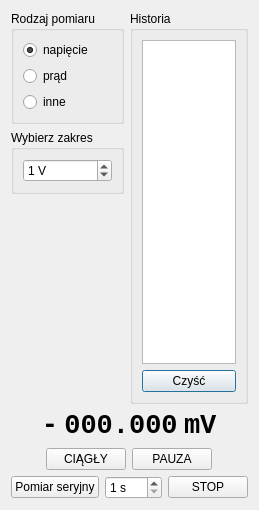
sloik255/python-mgr, file source/ui/meas.ui: the form before one commit.
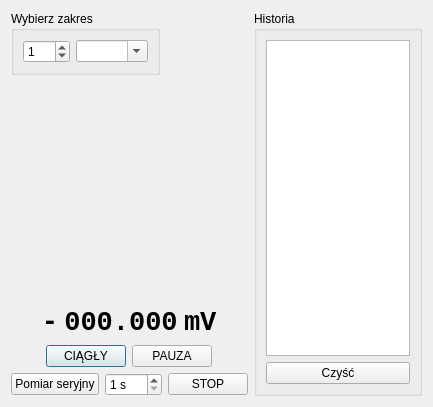
The form after the commit.

```diff
--- a/source/ui/meas.ui
+++ b/source/ui/meas.ui
@@ -6,8 +6,8 @@
    <rect>
     <x>0</x>
     <y>0</y>
-    <width>249</width>
-    <height>510</height>
+    <width>433</width>
+    <height>407</height>
    </rect>
   </property>
   <property name="sizePolicy">
@@ -25,151 +25,23 @@
   <property name="windowTitle">
    <string>Dialog</string>
   </property>
-  <layout class="QGridLayout" name="gridLayout_2">
-   <item row="0" column="1" rowspan="3">
-    <widget class="QGroupBox" name="groupBox_3">
-     <property name="title">
-      <string>Historia</string>
-     </property>
-     <layout class="QVBoxLayout" name="verticalLayout_2">
-      <item>
-       <widget class="QPlainTextEdit" name="plainTextEdit"/>
-      </item>
-      <item>
-       <widget class="QPushButton" name="pb_czysc">
-        <property name="text">
-         <string>Czyść</string>
-        </property>
-       </widget>
-      </item>
-     </layout>
-    </widget>
-   </item>
-   <item row="1" column="0">
-    <widget class="QGroupBox" name="groupBox_2">
-     <property name="title">
-      <string>Wybierz zakres</string>
-     </property>
      <layout class="QGridLayout" name="gridLayout">
-      <item row="0" column="0">
-       <widget class="QSpinBox" name="spinBox">
-        <property name="suffix">
-         <string> V</string>
-        </property>
-        <property name="maximum">
-         <number>900</number>
-        </property>
-        <property name="value">
-         <number>1</number>
-        </property>
-       </widget>
-      </item>
-     </layout>
-    </widget>
-   </item>
-   <item row="0" column="0">
-    <widget class="QGroupBox" name="groupBox">
-     <property name="title">
-      <string>Rodzaj pomiaru</string>
-     </property>
+   <item row="1" column="0">
+    <spacer name="verticalSpacer">
+     <property name="orientation">
+      <enum>Qt::Vertical</enum>
+     </property>
+     <property name="sizeHint" stdset="0">
+      <size>
+       <width>20</width>
+       <height>5</height>
+      </size>
+     </property>
+    </spacer>
+   </item>
+   <item row="2" column="0" colspan="2">
      <layout class="QVBoxLayout" name="verticalLayout">
       <item>
-       <widget class="QRadioButton" name="radioButton">
-        <property name="text">
-         <string>napięcie</string>
-        </property>
-        <property name="checked">
-         <bool>true</bool>
-        </property>
-       </widget>
-      </item>
-      <item>
-       <widget class="QRadioButton" name="radioButton_2">
-        <property name="text">
-         <string>prąd</string>
-        </property>
-       </widget>
-      </item>
-      <item>
-       <widget class="QRadioButton" name="radioButton_3">
-        <property name="text">
-         <string>inne</string>
-        </property>
-       </widget>
-      </item>
-     </layout>
-    </widget>
-   </item>
-   <item row="8" column="0" colspan="2">
-    <layout class="QHBoxLayout" name="horizontalLayout_3">
-     <item>
-      <spacer name="horizontalSpacer_5">
-       <property name="orientation">
-        <enum>Qt::Horizontal</enum>
-       </property>
-       <property name="sizeHint" stdset="0">
-        <size>
-         <width>40</width>
-         <height>20</height>
-        </size>
-       </property>
-      </spacer>
-     </item>
-     <item>
-      <widget class="QPushButton" name="pb_series_start">
-       <property name="sizePolicy">
-        <sizepolicy hsizetype="Fixed" vsizetype="Fixed">
-         <horstretch>0</horstretch>
-         <verstretch>0</verstretch>
-        </sizepolicy>
-       </property>
-       <property name="text">
-        <string>Pomiar seryjny</string>
-       </property>
-      </widget>
-     </item>
-     <item>
-      <widget class="QSpinBox" name="sb_interval">
-       <property name="suffix">
-        <string> s</string>
-       </property>
-       <property name="minimum">
-        <number>1</number>
-       </property>
-       <property name="maximum">
-        <number>150</number>
-       </property>
-       <property name="value">
-        <number>1</number>
-       </property>
-      </widget>
-     </item>
-     <item>
-      <widget class="QPushButton" name="pb_series_stop">
-       <property name="text">
-        <string>STOP</string>
-       </property>
-      </widget>
-     </item>
-     <item>
-      <spacer name="horizontalSpacer_6">
-       <property name="orientation">
-        <enum>Qt::Horizontal</enum>
-       </property>
-       <property name="sizeHint" stdset="0">
-        <size>
-         <width>40</width>
-         <height>20</height>
-        </size>
-       </property>
-      </spacer>
-     </item>
-    </layout>
-   </item>
-   <item row="4" column="0" colspan="2">
-    <layout class="QHBoxLayout" name="horizontalLayout_4"/>
-   </item>
-   <item row="5" column="0" colspan="2">
     <layout class="QHBoxLayout" name="horizontalLayout">
      <item>
       <spacer name="horizontalSpacer_10">
@@ -185,7 +57,13 @@
       </spacer>
      </item>
      <item>
-      <widget class="QLabel" name="label_3">
+        <widget class="QLabel" name="sign_label">
+         <property name="sizePolicy">
+          <sizepolicy hsizetype="Fixed" vsizetype="Fixed">
+           <horstretch>0</horstretch>
+           <verstretch>0</verstretch>
+          </sizepolicy>
+         </property>
        <property name="font">
         <font>
          <family>Courier New</family>
@@ -203,7 +81,13 @@
       </widget>
      </item>
      <item>
-      <widget class="QLabel" name="label">
+        <widget class="QLabel" name="value_label">
+         <property name="sizePolicy">
+          <sizepolicy hsizetype="Fixed" vsizetype="Fixed">
+           <horstretch>0</horstretch>
+           <verstretch>0</verstretch>
+          </sizepolicy>
+         </property>
        <property name="font">
         <font>
          <family>Courier New</family>
@@ -221,7 +105,13 @@
       </widget>
      </item>
      <item>
-      <widget class="QLabel" name="label_2">
+        <widget class="QLabel" name="unit_label">
+         <property name="sizePolicy">
+          <sizepolicy hsizetype="Fixed" vsizetype="Fixed">
+           <horstretch>0</horstretch>
+           <verstretch>0</verstretch>
+          </sizepolicy>
+         </property>
        <property name="font">
         <font>
          <family>Courier New</family>
@@ -253,20 +143,7 @@
      </item>
     </layout>
    </item>
-   <item row="2" column="0">
-    <spacer name="verticalSpacer">
-     <property name="orientation">
-      <enum>Qt::Vertical</enum>
-     </property>
-     <property name="sizeHint" stdset="0">
-      <size>
-       <width>20</width>
-       <height>5</height>
-      </size>
-     </property>
-    </spacer>
-   </item>
-   <item row="7" column="0" colspan="2">
+     <item>
     <layout class="QHBoxLayout" name="horizontalLayout_2">
      <item>
       <spacer name="horizontalSpacer">
@@ -309,6 +186,141 @@
       </spacer>
      </item>
     </layout>
+     </item>
+     <item>
+      <layout class="QHBoxLayout" name="horizontalLayout_3">
+       <item>
+        <spacer name="horizontalSpacer_5">
+         <property name="orientation">
+          <enum>Qt::Horizontal</enum>
+         </property>
+         <property name="sizeHint" stdset="0">
+          <size>
+           <width>40</width>
+           <height>20</height>
+          </size>
+         </property>
+        </spacer>
+       </item>
+       <item>
+        <widget class="QPushButton" name="pb_series_start">
+         <property name="sizePolicy">
+          <sizepolicy hsizetype="Fixed" vsizetype="Fixed">
+           <horstretch>0</horstretch>
+           <verstretch>0</verstretch>
+          </sizepolicy>
+         </property>
+         <property name="text">
+          <string>Pomiar seryjny</string>
+         </property>
+        </widget>
+       </item>
+       <item>
+        <widget class="QSpinBox" name="sb_interval">
+         <property name="suffix">
+          <string> s</string>
+         </property>
+         <property name="minimum">
+          <number>1</number>
+         </property>
+         <property name="maximum">
+          <number>150</number>
+         </property>
+         <property name="value">
+          <number>1</number>
+         </property>
+        </widget>
+       </item>
+       <item>
+        <widget class="QPushButton" name="pb_series_stop">
+         <property name="text">
+          <string>STOP</string>
+         </property>
+        </widget>
+       </item>
+       <item>
+        <spacer name="horizontalSpacer_6">
+         <property name="orientation">
+          <enum>Qt::Horizontal</enum>
+         </property>
+         <property name="sizeHint" stdset="0">
+          <size>
+           <width>40</width>
+           <height>20</height>
+          </size>
+         </property>
+        </spacer>
+       </item>
+      </layout>
+     </item>
+    </layout>
+   </item>
+   <item row="0" column="2" rowspan="3">
+    <widget class="QGroupBox" name="groupBox_3">
+     <property name="title">
+      <string>Historia</string>
+     </property>
+     <layout class="QVBoxLayout" name="verticalLayout_2">
+      <item>
+       <widget class="QPlainTextEdit" name="plainTextEdit"/>
+      </item>
+      <item>
+       <widget class="QPushButton" name="pb_czysc">
+        <property name="text">
+         <string>Czyść</string>
+        </property>
+       </widget>
+      </item>
+     </layout>
+    </widget>
+   </item>
+   <item row="0" column="1">
+    <spacer name="horizontalSpacer_3">
+     <property name="orientation">
+      <enum>Qt::Horizontal</enum>
+     </property>
+     <property name="sizeHint" stdset="0">
+      <size>
+       <width>115</width>
+       <height>20</height>
+      </size>
+     </property>
+    </spacer>
+   </item>
+   <item row="0" column="0">
+    <widget class="QGroupBox" name="groupBox_2">
+     <property name="title">
+      <string>Wybierz zakres</string>
+     </property>
+     <layout class="QHBoxLayout" name="horizontalLayout_5">
+      <item>
+       <widget class="QSpinBox" name="range_spinBox">
+        <property name="suffix">
+         <string/>
+        </property>
+        <property name="maximum">
+         <number>900</number>
+        </property>
+        <property name="value">
+         <number>1</number>
+        </property>
+       </widget>
+      </item>
+      <item>
+       <widget class="QComboBox" name="unit_combo">
+        <property name="editable">
+         <bool>true</bool>
+        </property>
+        <property name="currentText">
+         <string/>
+        </property>
+        <property name="currentIndex">
+         <number>-1</number>
+        </property>
+       </widget>
+      </item>
+     </layout>
+    </widget>
    </item>
   </layout>
  </widget>
```
Lines whose indentation alone changed are shown as unchanged.
